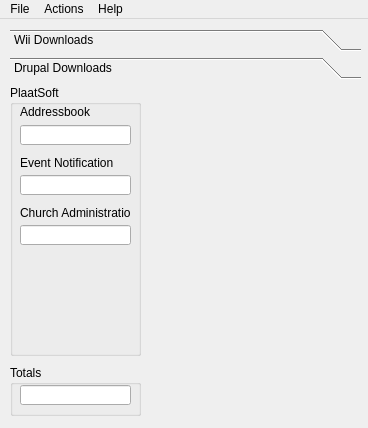
plaatsoft/plaatstats, file src/stats.ui: the form before one commit.
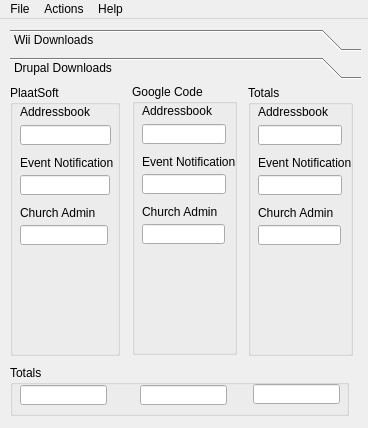
The form after the commit. The open tabs and pages were chosen to show the change. Icons and pictures are not drawn.

Commit message: Final release 0.70 - Improve drupal statistics

Diff of the .ui file:
```diff
--- a/src/stats.ui
+++ b/src/stats.ui
@@ -745,8 +745,8 @@
       <rect>
        <x>0</x>
        <y>0</y>
-       <width>100</width>
-       <height>30</height>
+       <width>351</width>
+       <height>337</height>
       </rect>
      </property>
      <attribute name="label">
@@ -757,7 +757,7 @@
        <rect>
         <x>0</x>
         <y>0</y>
-        <width>131</width>
+        <width>110</width>
         <height>271</height>
        </rect>
       </property>
@@ -800,7 +800,7 @@
         </rect>
        </property>
        <property name="text">
-        <string>Church Administration</string>
+        <string>Church Admin</string>
        </property>
       </widget>
       <widget class="QLineEdit" name="addressbookEdit1">
@@ -808,7 +808,7 @@
         <rect>
          <x>10</x>
          <y>40</y>
-         <width>111</width>
+         <width>91</width>
          <height>20</height>
         </rect>
        </property>
@@ -821,7 +821,7 @@
         <rect>
          <x>10</x>
          <y>90</y>
-         <width>111</width>
+         <width>90</width>
          <height>20</height>
         </rect>
        </property>
@@ -834,7 +834,7 @@
         <rect>
          <x>10</x>
          <y>140</y>
-         <width>111</width>
+         <width>88</width>
          <height>20</height>
         </rect>
        </property>
@@ -848,7 +848,7 @@
        <rect>
         <x>0</x>
         <y>280</y>
-        <width>131</width>
+        <width>339</width>
         <height>51</height>
        </rect>
       </property>
@@ -860,7 +860,7 @@
         <rect>
          <x>10</x>
          <y>20</y>
-         <width>111</width>
+         <width>87</width>
          <height>20</height>
         </rect>
        </property>
@@ -869,6 +869,226 @@
          <weight>75</weight>
          <bold>true</bold>
         </font>
+       </property>
+       <property name="readOnly">
+        <bool>true</bool>
+       </property>
+      </widget>
+      <widget class="QLineEdit" name="totalsDrupalEdit2">
+       <property name="geometry">
+        <rect>
+         <x>130</x>
+         <y>20</y>
+         <width>87</width>
+         <height>20</height>
+        </rect>
+       </property>
+       <property name="font">
+        <font>
+         <weight>75</weight>
+         <bold>true</bold>
+        </font>
+       </property>
+       <property name="readOnly">
+        <bool>true</bool>
+       </property>
+      </widget>
+      <widget class="QLineEdit" name="totalsDrupalEdit3">
+       <property name="geometry">
+        <rect>
+         <x>243</x>
+         <y>19</y>
+         <width>87</width>
+         <height>20</height>
+        </rect>
+       </property>
+       <property name="font">
+        <font>
+         <weight>75</weight>
+         <bold>true</bold>
+        </font>
+       </property>
+       <property name="readOnly">
+        <bool>true</bool>
+       </property>
+      </widget>
+     </widget>
+     <widget class="QGroupBox" name="groupBox_8">
+      <property name="geometry">
+       <rect>
+        <x>122</x>
+        <y>-1</y>
+        <width>105</width>
+        <height>271</height>
+       </rect>
+      </property>
+      <property name="title">
+       <string>Google Code</string>
+      </property>
+      <widget class="QLabel" name="label_24">
+       <property name="geometry">
+        <rect>
+         <x>10</x>
+         <y>20</y>
+         <width>79</width>
+         <height>13</height>
+        </rect>
+       </property>
+       <property name="text">
+        <string>Addressbook</string>
+       </property>
+      </widget>
+      <widget class="QLabel" name="label_25">
+       <property name="geometry">
+        <rect>
+         <x>10</x>
+         <y>70</y>
+         <width>101</width>
+         <height>16</height>
+        </rect>
+       </property>
+       <property name="text">
+        <string>Event Notification</string>
+       </property>
+      </widget>
+      <widget class="QLabel" name="label_26">
+       <property name="geometry">
+        <rect>
+         <x>10</x>
+         <y>120</y>
+         <width>111</width>
+         <height>16</height>
+        </rect>
+       </property>
+       <property name="text">
+        <string>Church Admin</string>
+       </property>
+      </widget>
+      <widget class="QLineEdit" name="addressbookEdit2">
+       <property name="geometry">
+        <rect>
+         <x>10</x>
+         <y>40</y>
+         <width>84</width>
+         <height>20</height>
+        </rect>
+       </property>
+       <property name="readOnly">
+        <bool>true</bool>
+       </property>
+      </widget>
+      <widget class="QLineEdit" name="eventNotificationEdit2">
+       <property name="geometry">
+        <rect>
+         <x>10</x>
+         <y>90</y>
+         <width>84</width>
+         <height>20</height>
+        </rect>
+       </property>
+       <property name="readOnly">
+        <bool>true</bool>
+       </property>
+      </widget>
+      <widget class="QLineEdit" name="churchEdit2">
+       <property name="geometry">
+        <rect>
+         <x>10</x>
+         <y>140</y>
+         <width>83</width>
+         <height>20</height>
+        </rect>
+       </property>
+       <property name="readOnly">
+        <bool>true</bool>
+       </property>
+      </widget>
+     </widget>
+     <widget class="QGroupBox" name="groupBox_9">
+      <property name="geometry">
+       <rect>
+        <x>238</x>
+        <y>0</y>
+        <width>105</width>
+        <height>271</height>
+       </rect>
+      </property>
+      <property name="title">
+       <string>Totals</string>
+      </property>
+      <widget class="QLabel" name="label_27">
+       <property name="geometry">
+        <rect>
+         <x>10</x>
+         <y>20</y>
+         <width>79</width>
+         <height>13</height>
+        </rect>
+       </property>
+       <property name="text">
+        <string>Addressbook</string>
+       </property>
+      </widget>
+      <widget class="QLabel" name="label_28">
+       <property name="geometry">
+        <rect>
+         <x>10</x>
+         <y>70</y>
+         <width>101</width>
+         <height>16</height>
+        </rect>
+       </property>
+       <property name="text">
+        <string>Event Notification</string>
+       </property>
+      </widget>
+      <widget class="QLabel" name="label_29">
+       <property name="geometry">
+        <rect>
+         <x>10</x>
+         <y>120</y>
+         <width>111</width>
+         <height>16</height>
+        </rect>
+       </property>
+       <property name="text">
+        <string>Church Admin</string>
+       </property>
+      </widget>
+      <widget class="QLineEdit" name="addressbookEdit3">
+       <property name="geometry">
+        <rect>
+         <x>10</x>
+         <y>40</y>
+         <width>84</width>
+         <height>20</height>
+        </rect>
+       </property>
+       <property name="readOnly">
+        <bool>true</bool>
+       </property>
+      </widget>
+      <widget class="QLineEdit" name="eventNotificationEdit3">
+       <property name="geometry">
+        <rect>
+         <x>10</x>
+         <y>90</y>
+         <width>84</width>
+         <height>20</height>
+        </rect>
+       </property>
+       <property name="readOnly">
+        <bool>true</bool>
+       </property>
+      </widget>
+      <widget class="QLineEdit" name="churchEdit3">
+       <property name="geometry">
+        <rect>
+         <x>10</x>
+         <y>140</y>
+         <width>83</width>
+         <height>20</height>
+        </rect>
        </property>
        <property name="readOnly">
         <bool>true</bool>
```
The commit also changes 24 other files.
